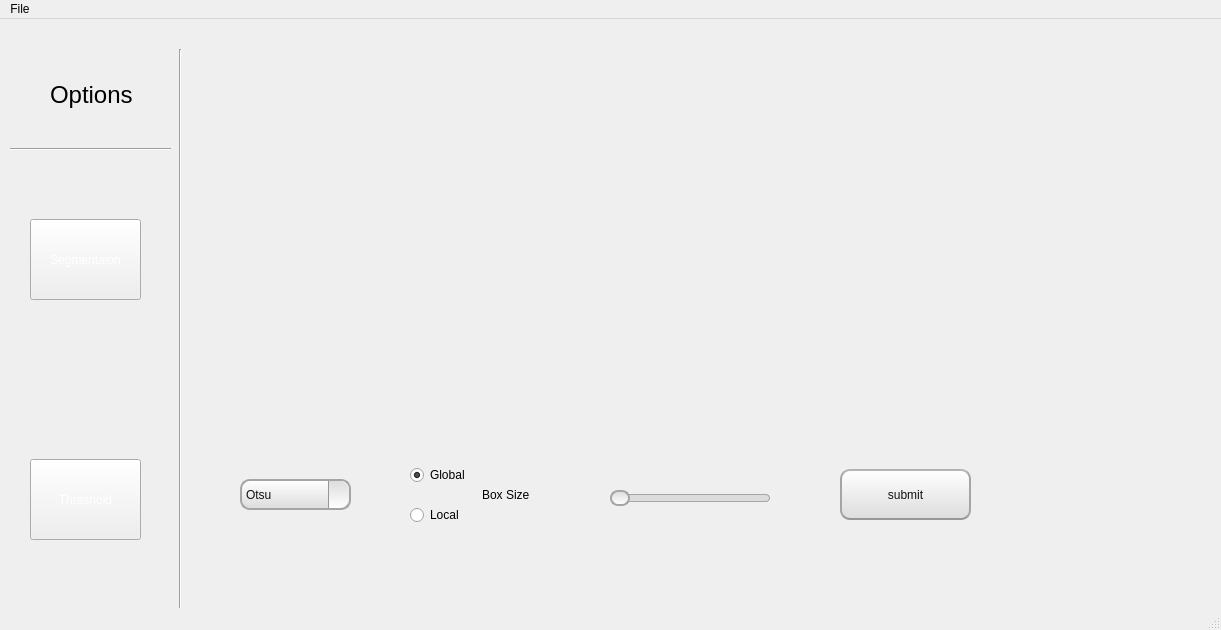
Old version of the form mainwindow.ui in the repository ahmeddemaad/Image_Segmentation.
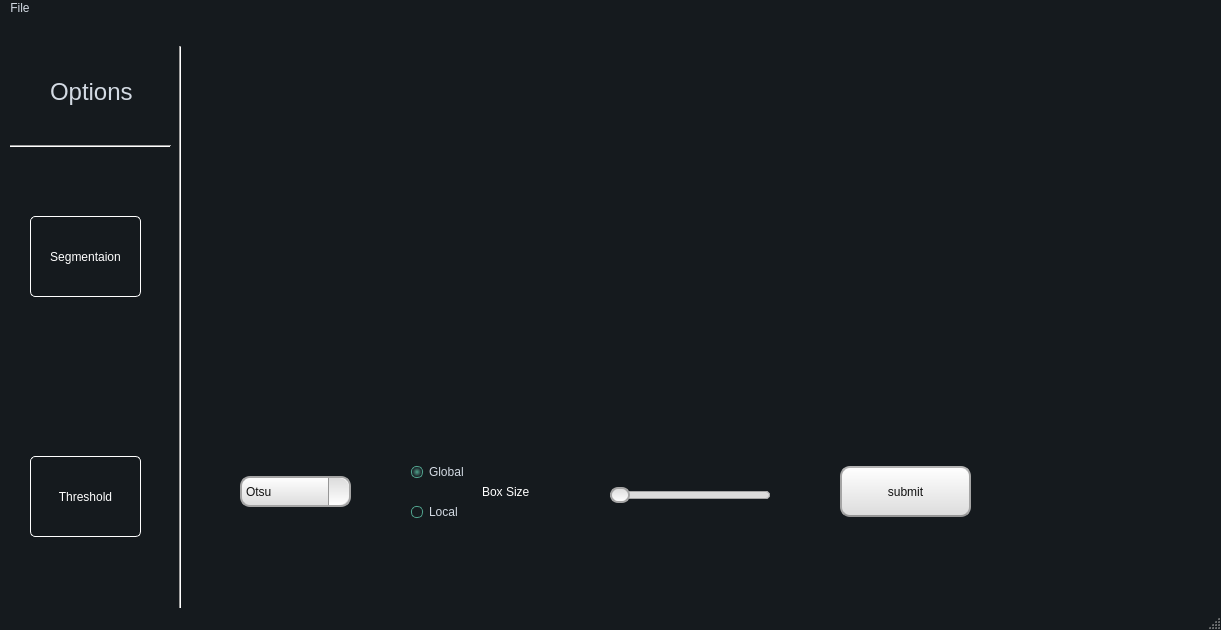
New version of the form. The open tabs and pages were chosen to show the change. Icons and pictures are not drawn.

Commit message: stylesheet is applied

Diff of the .ui file:
```diff
--- a/mainwindow.ui
+++ b/mainwindow.ui
@@ -14,7 +14,531 @@
    <string>MainWindow</string>
   </property>
   <property name="styleSheet">
-   <string notr="true"/>
+   <string notr="true">QMainWindow {
+	background-color:#151a1e;
+}
+QCalendar {
+	background-color: #151a1e;
+}
+QTextEdit {
+	border-width: 1px;
+	border-style: solid;
+	border-color: #4fa08b;
+	background-color: #222b2e;
+	color: #d3dae3;
+}
+QPlainTextEdit {
+	border-width: 1px;
+	border-style: solid;
+	border-color: #4fa08b;
+	background-color: #222b2e;
+	color: #d3dae3;
+}
+QToolButton {
+	border-style: solid;
+	border-top-color: qlineargradient(spread:pad, x1:0.5, y1:1, x2:0.5, y2:0, stop:0 rgb(215, 215, 215), stop:1 rgb(222, 222, 222));
+	border-right-color: qlineargradient(spread:pad, x1:0, y1:0.5, x2:1, y2:0.5, stop:0 rgb(217, 217, 217), stop:1 rgb(227, 227, 227));
+	border-left-color: qlineargradient(spread:pad, x1:0, y1:0.5, x2:1, y2:0.5, stop:0 rgb(227, 227, 227), stop:1 rgb(217, 217, 217));
+	border-bottom-color: qlineargradient(spread:pad, x1:0.5, y1:1, x2:0.5, y2:0, stop:0 rgb(215, 215, 215), stop:1 rgb(222, 222, 222));
+	border-width: 1px;
+	border-radius: 5px;
+	color: #d3dae3;
+	padding: 2px;
+	background-color: rgb(255,255,255);
+}
+QToolButton:hover{
+	border-style: solid;
+	border-top-color: qlineargradient(spread:pad, x1:0.5, y1:1, x2:0.5, y2:0, stop:0 rgb(195, 195, 195), stop:1 rgb(222, 222, 222));
+	border-right-color: qlineargradient(spread:pad, x1:0, y1:0.5, x2:1, y2:0.5, stop:0 rgb(197, 197, 197), stop:1 rgb(227, 227, 227));
+	border-left-color: qlineargradient(spread:pad, x1:0, y1:0.5, x2:1, y2:0.5, stop:0 rgb(227, 227, 227), stop:1 rgb(197, 197, 197));
+	border-bottom-color: qlineargradient(spread:pad, x1:0.5, y1:1, x2:0.5, y2:0, stop:0 rgb(195, 195, 195), stop:1 rgb(222, 222, 222));
+	border-width: 1px;
+	border-radius: 5px;
+	color: rgb(0,0,0);
+	padding: 2px;
+	background-color: rgb(255,255,255);
+}
+QToolButton:pressed{
+	border-style: solid;
+	border-top-color: qlineargradient(spread:pad, x1:0.5, y1:1, x2:0.5, y2:0, stop:0 rgb(215, 215, 215), stop:1 rgb(222, 222, 222));
+	border-right-color: qlineargradient(spread:pad, x1:0, y1:0.5, x2:1, y2:0.5, stop:0 rgb(217, 217, 217), stop:1 rgb(227, 227, 227));
+	border-left-color: qlineargradient(spread:pad, x1:0, y1:0.5, x2:1, y2:0.5, stop:0 rgb(227, 227, 227), stop:1 rgb(217, 217, 217));
+	border-bottom-color: qlineargradient(spread:pad, x1:0.5, y1:1, x2:0.5, y2:0, stop:0 rgb(215, 215, 215), stop:1 rgb(222, 222, 222));
+	border-width: 1px;
+	border-radius: 5px;
+	color: rgb(0,0,0);
+	padding: 2px;
+	background-color: rgb(142,142,142);
+}
+QPushButton{
+	border-style: solid;
+	border-color: white;
+	border-width: 1px;
+	border-radius: 5px;
+	color: #d3dae3;
+	padding: 2px;
+	background-color: #151a1e;
+}
+QPushButton::default{
+	border-style: solid;
+	border-color: #050a0e;
+	border-width: 1px;
+	border-radius: 5px;
+	color: #FFFFFF;
+	padding: 2px;
+	background-color: #151a1e;;
+}
+QPushButton:hover{
+	border-style: solid;
+	border-color: #050a0e;
+	border-width: 1px;
+	border-radius: 5px;
+	color: #d3dae3;
+	padding: 2px;
+	background-color: #1c1f1f;
+}
+QPushButton:pressed{
+	border-style: solid;
+	border-color: #050a0e;
+	border-width: 1px;
+	border-radius: 5px;
+	color: #d3dae3;
+	padding: 2px;
+	background-color: #2c2f2f;
+}
+QPushButton:disabled{
+	border-style: solid;
+	border-top-color: qlineargradient(spread:pad, x1:0.5, y1:1, x2:0.5, y2:0, stop:0 rgb(215, 215, 215), stop:1 rgb(222, 222, 222));
+	border-right-color: qlineargradient(spread:pad, x1:0, y1:0.5, x2:1, y2:0.5, stop:0 rgb(217, 217, 217), stop:1 rgb(227, 227, 227));
+	border-left-color: qlineargradient(spread:pad, x1:0, y1:0.5, x2:1, y2:0.5, stop:0 rgb(227, 227, 227), stop:1 rgb(217, 217, 217));
+	border-bottom-color: qlineargradient(spread:pad, x1:0.5, y1:1, x2:0.5, y2:0, stop:0 rgb(215, 215, 215), stop:1 rgb(222, 222, 222));
+	border-width: 1px;
+	border-radius: 5px;
+	color: #808086;
+	padding: 2px;
+	background-color: rgb(142,142,142);
+}
+QLineEdit {
+	border-width: 1px;
+	border-style: solid;
+	border-color: red;
+	background-color: red;
+	color: red;
+}
+QLabel {
+	color: #d3dae3;
+}
+QLCDNumber {
+	color: #4d004d;
+}
+QProgressBar {
+	text-align: center;
+	color: #d3dae3;
+	border-radius: 10px;
+	border-color: transparent;
+	border-style: solid;
+	background-color: #52595d;
+}
+QProgressBar::chunk {
+	background-color: #214037	;
+	border-radius: 10px;
+}
+QMenuBar {
+	background-color: #151a1e;
+}
+QMenuBar::item {
+	color: #d3dae3;
+  	spacing: 3px;
+  	padding: 1px 4px;
+	background-color: #151a1e;
+}
+
+QMenuBar::item:selected {
+  	background-color: #252a2e;
+	color: #FFFFFF;
+}
+QMenu {
+	background-color: #151a1e;
+}
+QMenu::item:selected {
+	background-color: #252a2e;
+	color: #FFFFFF;
+}
+QMenu::item {
+	color: #d3dae3;
+	background-color: #151a1e;
+}
+QTabWidget {
+	color:rgb(0,0,0);
+	background-color:#000000;
+}
+QTabWidget::pane {
+		border-color: #050a0e;
+		background-color: #1e282c;
+		border-style: solid;
+		border-width: 1px;
+    	border-bottom-left-radius: 4px;
+		border-bottom-right-radius: 4px;
+}
+QTabBar::tab:first {
+	border-style: solid;
+	border-left-width:1px;
+	border-right-width:0px;
+	border-top-width:1px;
+	border-bottom-width:0px;
+	border-top-color: #050a0e;
+	border-left-color: #050a0e;
+	border-bottom-color: #050a0e;
+	border-top-left-radius: 4px;
+	color: #d3dae3;
+	padding: 3px;
+	margin-left:0px;
+	background-color: #151a1e;
+}
+QTabBar::tab:last {
+	border-style: solid;
+	border-top-width:1px;
+	border-left-width:1px;
+	border-right-width:1px;
+	border-bottom-width:0px;
+	border-color: #050a0e;
+	border-top-right-radius: 4px;
+	color: #d3dae3;
+	padding: 3px;
+	margin-left:0px;
+	background-color: #151a1e;
+}
+QTabBar::tab {
+	border-style: solid;
+	border-top-width:1px;
+	border-bottom-width:0px;
+	border-left-width:1px;
+	border-top-color: #050a0e;
+	border-left-color: #050a0e;
+	border-bottom-color: #050a0e;
+	color: #d3dae3;
+	padding: 3px;
+	margin-left:0px;
+	background-color: #151a1e;
+}
+QTabBar::tab:selected, QTabBar::tab:last:selected, QTabBar::tab:hover {
+  	border-style: solid;
+  	border-left-width:1px;
+	border-bottom-width:0px;
+	border-right-color: transparent;
+	border-top-color: #050a0e;
+	border-left-color: #050a0e;
+	border-bottom-color: #050a0e;
+	color: #FFFFFF;
+	padding: 3px;
+	margin-left:0px;
+	background-color: #1e282c;
+}
+
+QTabBar::tab:selected, QTabBar::tab:first:selected, QTabBar::tab:hover {
+  	border-style: solid;
+  	border-left-width:1px;
+  	border-bottom-width:0px;
+  	border-top-width:1px;
+	border-right-color: transparent;
+	border-top-color: #050a0e;
+	border-left-color: #050a0e;
+	border-bottom-color: #050a0e;
+	color: #FFFFFF;
+	padding: 3px;
+	margin-left:0px;
+	background-color: #1e282c;
+}
+
+QCheckBox {
+	color: #d3dae3;
+	padding: 2px;
+}
+QCheckBox:disabled {
+	color: #808086;
+	padding: 2px;
+}
+
+QCheckBox:hover {
+	border-radius:4px;
+	border-style:solid;
+	padding-left: 1px;
+	padding-right: 1px;
+	padding-bottom: 1px;
+	padding-top: 1px;
+	border-width:1px;
+	border-color: transparent;
+}
+QCheckBox::indicator:checked {
+
+	height: 10px;
+	width: 10px;
+	border-style:solid;
+	border-width: 1px;
+	border-color: #4fa08b;
+	color: #000000;
+	background-color: qradialgradient(cx:0.4, cy:0.4, radius: 1.5,fx:0, fy:0, stop:0 #1e282c, stop:0.3 #1e282c, stop:0.4 #4fa08b, stop:0.5 #1e282c, stop:1 #1e282c);
+}
+QCheckBox::indicator:unchecked {
+
+	height: 10px;
+	width: 10px;
+	border-style:solid;
+	border-width: 1px;
+	border-color: #4fa08b;
+	color: #000000;
+}
+QRadioButton {
+	color: #d3dae3;
+	padding: 1px;
+}
+QRadioButton::indicator:checked {
+	height: 10px;
+	width: 10px;
+	border-style:solid;
+	border-radius:5px;
+	border-width: 1px;
+	border-color: #4fa08b;
+	color: #a9b7c6;
+	background-color: qradialgradient(cx:0.5, cy:0.5, radius:0.4,fx:0.5, fy:0.5, stop:0 #4fa08b, stop:1 #1e282c);
+}
+QRadioButton::indicator:!checked {
+	height: 10px;
+	width: 10px;
+	border-style:solid;
+	border-radius:5px;
+	border-width: 1px;
+	border-color: #4fa08b;
+	color: #a9b7c6;
+	background-color: transparent;
+}
+QStatusBar {
+	color:#027f7f;
+}
+QSpinBox {
+	color: #d3dae3;
+	background-color: #222b2e;
+	border-width: 1px;
+	border-style: solid;
+	border-color: white;
+}
+QDoubleSpinBox {
+	color: #d3dae3;
+	background-color: #222b2e;
+	border-width: 1px;
+	border-style: solid;
+	border-color: white;
+}
+QTimeEdit {
+	color: #d3dae3;
+	background-color: #222b2e;
+	border-width: 1px;
+	border-style: solid;
+	border-color: #4fa08b;
+}
+QDateTimeEdit {
+	color: #d3dae3;
+	background-color: #222b2e;
+	border-width: 1px;
+	border-style: solid;
+	border-color: #4fa08b;
+}
+QDateEdit {
+	color: #d3dae3;
+	background-color: #222b2e;
+	border-width: 1px;
+	border-style: solid;
+	border-color: #4fa08b;
+}
+QFontComboBox {
+	color: #d3dae3;
+	background-color: #222b2e;
+	border-width: 1px;
+	border-style: solid;
+	border-color: #4fa08b;
+}
+QComboBox {
+	color: #d3dae3;
+	background-color: #222b2e;
+	border-width: 1px;
+	border-radius: 3px;
+	border-style: solid;
+	border-color: black;
+}
+
+QDial {
+	background: #16a085;
+}
+
+QToolBox {
+	color: #a9b7c6;
+	background-color: #222b2e;
+}
+QToolBox::tab {
+	color: #a9b7c6;
+	background-color:#222b2e;
+}
+QToolBox::tab:selected {
+	color: #FFFFFF;
+	background-color:#222b2e;
+}
+QScrollArea {
+	color: #FFFFFF;
+	background-color:#222b2e;
+}
+QSlider::groove:horizontal {
+	height: 5px;
+	background-color: #52595d;
+}
+QSlider::groove:vertical {
+	width: 5px;
+	background-color: #52595d;
+}
+QSlider::handle:horizontal {
+	background: #1a2224;
+	border-style: solid;
+	border-width: 1px;
+	border-color: rgb(207,207,207);
+	width: 12px;
+	margin: -5px 0;
+	border-radius: 7px;
+}
+QSlider::handle:vertical {
+	background: #1a2224;
+	border-style: solid;
+	border-width: 1px;
+	border-color: rgb(207,207,207);
+	height: 12px;
+	margin: 0 -5px;
+	border-radius: 7px;
+}
+QSlider::add-page:horizontal {
+    background: #52595d;
+}
+QSlider::add-page:vertical {
+    background: #52595d;
+}
+QSlider::sub-page:horizontal {
+    background-color: #4d004d;
+}
+QSlider::sub-page:vertical {
+    background-color: #4d004d;
+}
+QScrollBar:horizontal {
+	max-height: 10px;
+	border: 1px transparent grey;
+	margin: 0px 20px 0px 20px;
+	background: transparent;
+}
+QScrollBar:vertical {
+	max-width: 10px;
+	border: 1px transparent grey;
+	margin: 20px 0px 20px 0px;
+	background: transparent;
+}
+QScrollBar::handle:horizontal {
+	background: #52595d;
+	border-style: transparent;
+	border-radius: 4px;
+	min-width: 25px;
+}
+QScrollBar::handle:horizontal:hover {
+	background: #58a492;
+	border-style: transparent;
+	border-radius: 4px;
+	min-width: 25px;
+}
+QScrollBar::handle:vertical {
+	background: #52595d;
+	border-style: transparent;
+	border-radius: 4px;
+	min-height: 25px;
+}
+QScrollBar::handle:vertical:hover {
+	background: #58a492;
+	border-style: transparent;
+	border-radius: 4px;
+	min-height: 25px;
+}
+QScrollBar::add-line:horizontal {
+   border: 2px transparent grey;
+   border-top-right-radius: 4px;
+   border-bottom-right-radius: 4px;
+   background: #15433a;
+   width: 20px;
+   subcontrol-position: right;
+   subcontrol-origin: margin;
+}
+QScrollBar::add-line:horizontal:pressed {
+   border: 2px transparent grey;
+   border-top-right-radius: 4px;
+   border-bottom-right-radius: 4px;
+   background: rgb(181,181,181);
+   width: 20px;
+   subcontrol-position: right;
+   subcontrol-origin: margin;
+}
+QScrollBar::add-line:vertical {
+   border: 2px transparent grey;
+   border-bottom-left-radius: 4px;
+   border-bottom-right-radius: 4px;
+   background: #15433a;
+   height: 20px;
+   subcontrol-position: bottom;
+   subcontrol-origin: margin;
+}
+QScrollBar::add-line:vertical:pressed {
+   border: 2px transparent grey;
+   border-bottom-left-radius: 4px;
+   border-bottom-right-radius: 4px;
+   background: rgb(181,181,181);
+   height: 20px;
+   subcontrol-position: bottom;
+   subcontrol-origin: margin;
+}
+QScrollBar::sub-line:horizontal {
+   border: 2px transparent grey;
+   border-top-left-radius: 4px;
+   border-bottom-left-radius: 4px;
+   background: #15433a;
+   width: 20px;
+   subcontrol-position: left;
+   subcontrol-origin: margin;
+}
+QScrollBar::sub-line:horizontal:pressed {
+   border: 2px transparent grey;
+   border-top-left-radius: 4px;
+   border-bottom-left-radius: 4px;
+   background: rgb(181,181,181);
+   width: 20px;
+   subcontrol-position: left;
+   subcontrol-origin: margin;
+}
+QScrollBar::sub-line:vertical {
+   border: 2px transparent grey;
+   border-top-left-radius: 4px;
+   border-top-right-radius: 4px;
+   background: #15433a;
+   height: 20px;
+   subcontrol-position: top;
+   subcontrol-origin: margin;
+}
+QScrollBar::sub-line:vertical:pressed {
+   border: 2px transparent grey;
+   border-top-left-radius: 4px;
+   border-top-right-radius: 4px;
+   background: rgb(181,181,181);
+   height: 20px;
+   subcontrol-position: top;
+   subcontrol-origin: margin;
+}
+
+QScrollBar::add-page:horizontal, QScrollBar::sub-page:horizontal {
+   background: none;
+}
+QScrollBar::add-page:vertical, QScrollBar::sub-page:vertical {
+   background: none;
+}</string>
   </property>
   <widget class="QWidget" name="centralwidget">
    <widget class="QStackedWidget" name="stackedWidget">
@@ -555,7 +1079,7 @@
       </property>
       <property name="styleSheet">
        <string notr="true">QLabel {
-qproperty-alignment: AlignCenter;;color:rgb(0, 0, 0);
+qproperty-alignment: AlignCenter;;color:rgb(255, 255, 255);
 }
 </string>
       </property>
@@ -1034,7 +1558,7 @@
      <x>0</x>
      <y>0</y>
      <width>1221</width>
-     <height>25</height>
+     <height>22</height>
     </rect>
    </property>
    <widget class="QMenu" name="menuFile">
```
Left out of the diff: 2 changed lines with no effect on the pictures.
